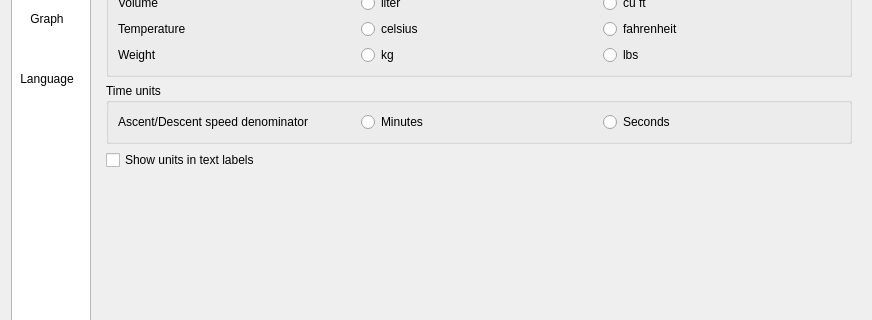
The window that qt-ui/preferences.ui (subsurface/subsurface) describes before a commit, drawn with Qt 5; both pictures show x 0 to 872 and y 120 to 440 of the 872 by 648 pixel window.
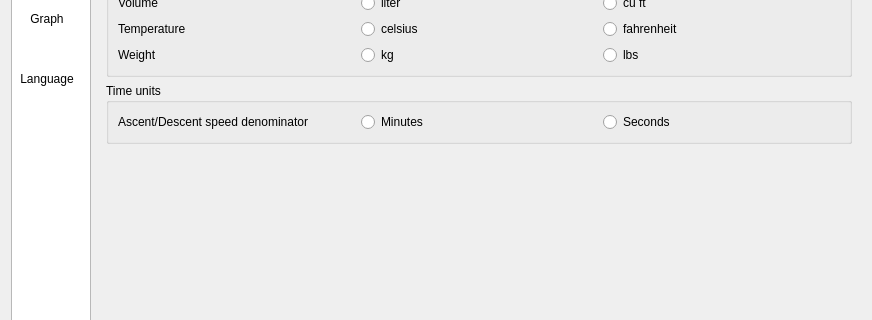
The same window after the commit. The open tabs and pages were chosen to show the change. Icons and pictures are not drawn.

Commit message:
Remove check option to show units in text label
Currently the feature to show temperature units while adding dive is
provided through checkbox in preferences->units section. This patch
disables this checkbox and always enables this feature.

```diff
--- a/qt-ui/preferences.ui
+++ b/qt-ui/preferences.ui
@@ -512,20 +512,6 @@
            </item>
           </layout>
 	 </item>
-	 <item>
-	  <layout class="QHBoxLayout" name="text_label_with_units_hbox">
-	   <item>
-	    <widget class="QCheckBox" name="text_label_with_units">
-	     <property name="enabled">
-	      <bool>true</bool>
-	     </property>
-	     <property name="text">
-	      <string>Show units in text labels</string>
-	     </property>
-	    </widget>
-	   </item>
-	  </layout>
-	 </item>
          <item>
           <spacer name="verticalSpacer">
            <property name="orientation">
```
The commit also changes 5 other files.
